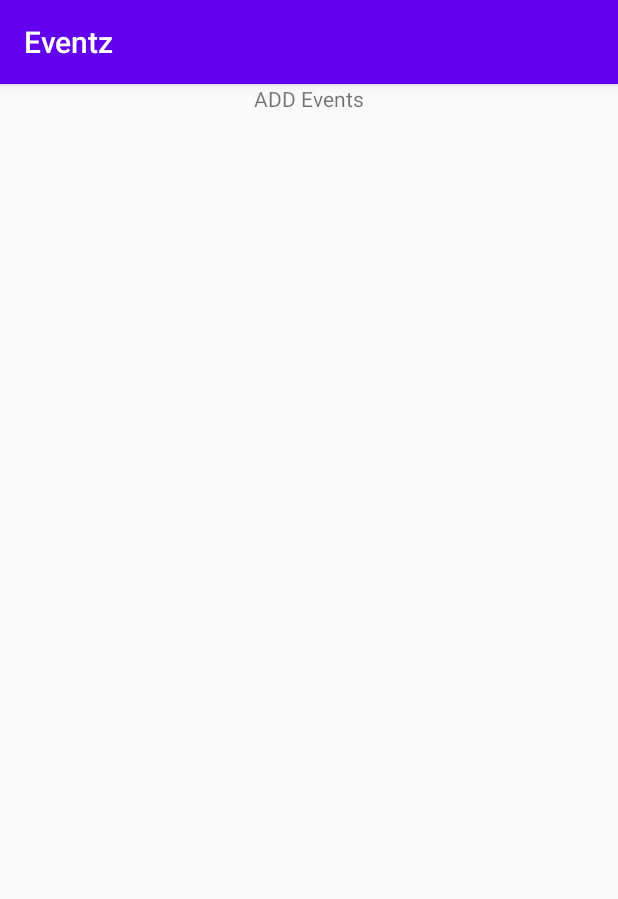
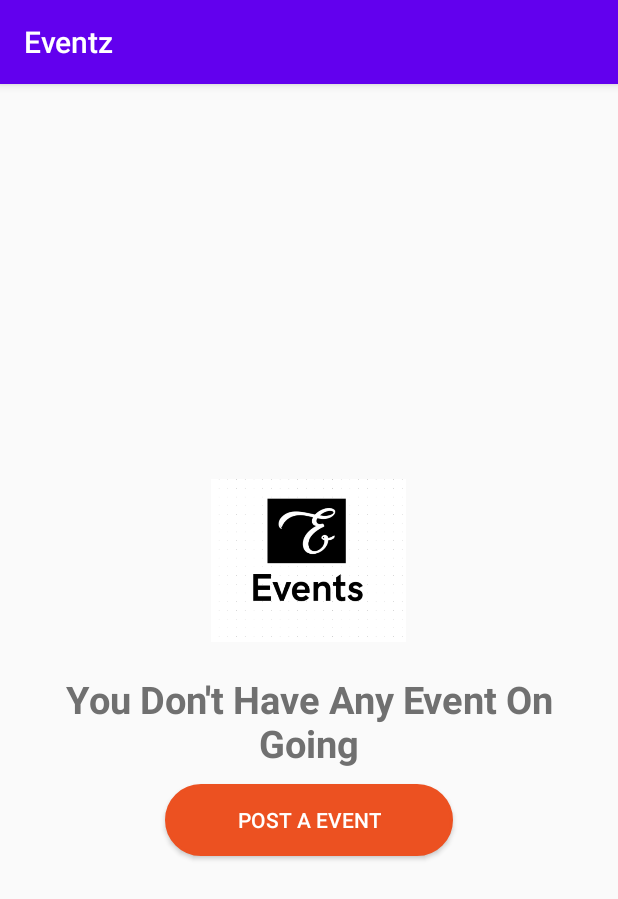
Before and after one commit to SandeepaFernando/Eventz_Android, an Android app: the fragment HomeFragment shown on its own in the app's theme, on a phone screen of 412 x 824 dp. Shown: the top 899 px of the screen. Run offline under Robolectric (Android 15) with nearby library versions, the phone set to English and light mode, and no system bars; our stand-ins replace Volley; network calls fail.

Commit message:
Organizer No event screen added, Organizer event edit button added.

```diff
--- a/app/src/main/res/layout/fragment_organizerhome.xml
+++ b/app/src/main/res/layout/fragment_organizerhome.xml
@@ -1,12 +1,8 @@
 <?xml version="1.0" encoding="utf-8"?>
 <androidx.swiperefreshlayout.widget.SwipeRefreshLayout xmlns:android="http://schemas.android.com/apk/res/android"
-    xmlns:app="http://schemas.android.com/apk/res-auto"
-    xmlns:tools="http://schemas.android.com/tools"
     android:id="@+id/swiperefresh_organizer"
     android:layout_width="match_parent"
-    android:layout_height="wrap_content"
-    app:layout_behavior="@string/appbar_scrolling_view_behavior"
-    tools:showIn="@layout/app_bar_home">
+    android:layout_height="wrap_content">
 
 
     <LinearLayout
@@ -27,19 +23,40 @@
 
         <LinearLayout
             android:id="@+id/home_add_event_layout"
-            android:layout_width="wrap_content"
+            android:layout_width="match_parent"
             android:layout_height="match_parent"
-            android:layout_gravity="center">
+            android:layout_weight="1"
+            android:gravity="center"
+            android:orientation="vertical">
 
-<!--            <ProgressBar-->
-<!--                android:layout_width="150dp"-->
-<!--                android:layout_height="150dp"-->
-<!--                android:layout_gravity="center_vertical"-->
-<!--                android:padding="30sp" />-->
+            <ImageView
+                android:layout_width="130dp"
+                android:layout_height="130dp"
+                android:layout_gravity="center_horizontal"
+                android:src="@drawable/icon2" />
+
             <TextView
                 android:layout_width="match_parent"
-                android:layout_height="match_parent"
-                android:text="ADD Events"/>
+                android:layout_height="wrap_content"
+                android:layout_margin="10sp"
+                android:gravity="center"
+                android:text="You Don't Have Any Event On Going"
+                android:textColor="#707070"
+                android:textSize="25sp"
+                android:textStyle="bold" />
+
+            <Button
+                android:id="@+id/button_post_event"
+                android:layout_width="wrap_content"
+                android:layout_height="wrap_content"
+                android:layout_gravity="center_horizontal"
+                android:background="@drawable/background_login_two"
+                android:outlineAmbientShadowColor="#777575"
+                android:paddingLeft="48dp"
+                android:paddingRight="48dp"
+                android:text="post a Event"
+                android:textAllCaps="true"
+                android:textColor="#fff" />
 
         </LinearLayout>
 
```
Also changed, not shown: app/src/main/java/com/example/eventz/eventInfo/Event_infoActivity.java (+23 -1 lines), app/src/main/java/com/example/eventz/home/ui/home/HomeFragment.java (+13 -3 lines), app/src/main/res/layout/content_scrolling.xml (+14 -0 lines), app/src/main/res/drawable/icon2.PNG (added), app/src/main/res/layout/fragment_home.xml (indentation only).
